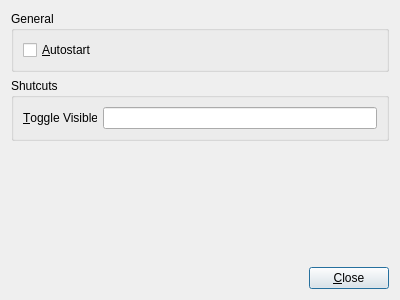
The window that ui/settingdialog.ui (xiangxw/ThinDict) describes before a commit, drawn with Qt 5.
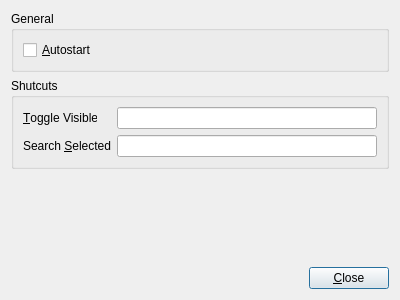
The same window after the commit. Custom widgets are drawn as their Qt base class.

Commit message: add search selected global shortcut

The edit to the form file:
```diff
--- a/ui/settingdialog.ui
+++ b/ui/settingdialog.ui
@@ -54,6 +54,19 @@
         <item row="0" column="1">
          <widget class="ShortcutEdit" name="toggleVisibleShortcutEdit"/>
         </item>
+        <item row="1" column="0">
+         <widget class="QLabel" name="searchSelectedLabel">
+          <property name="text">
+           <string>Search &amp;Selected</string>
+          </property>
+          <property name="buddy">
+           <cstring>searchSelectedShortcutEdit</cstring>
+          </property>
+         </widget>
+        </item>
+        <item row="1" column="1">
+         <widget class="ShortcutEdit" name="searchSelectedShortcutEdit"/>
+        </item>
        </layout>
       </item>
      </layout>
```
The commit also changes 6 other files.
